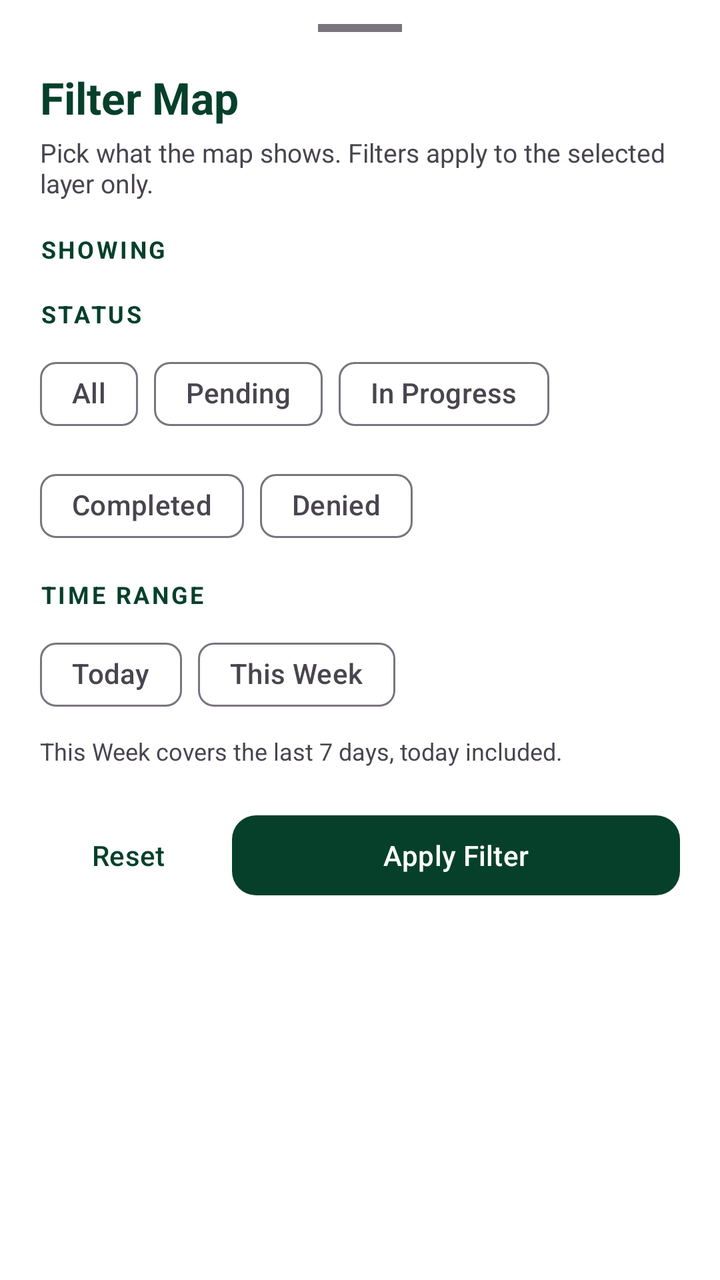
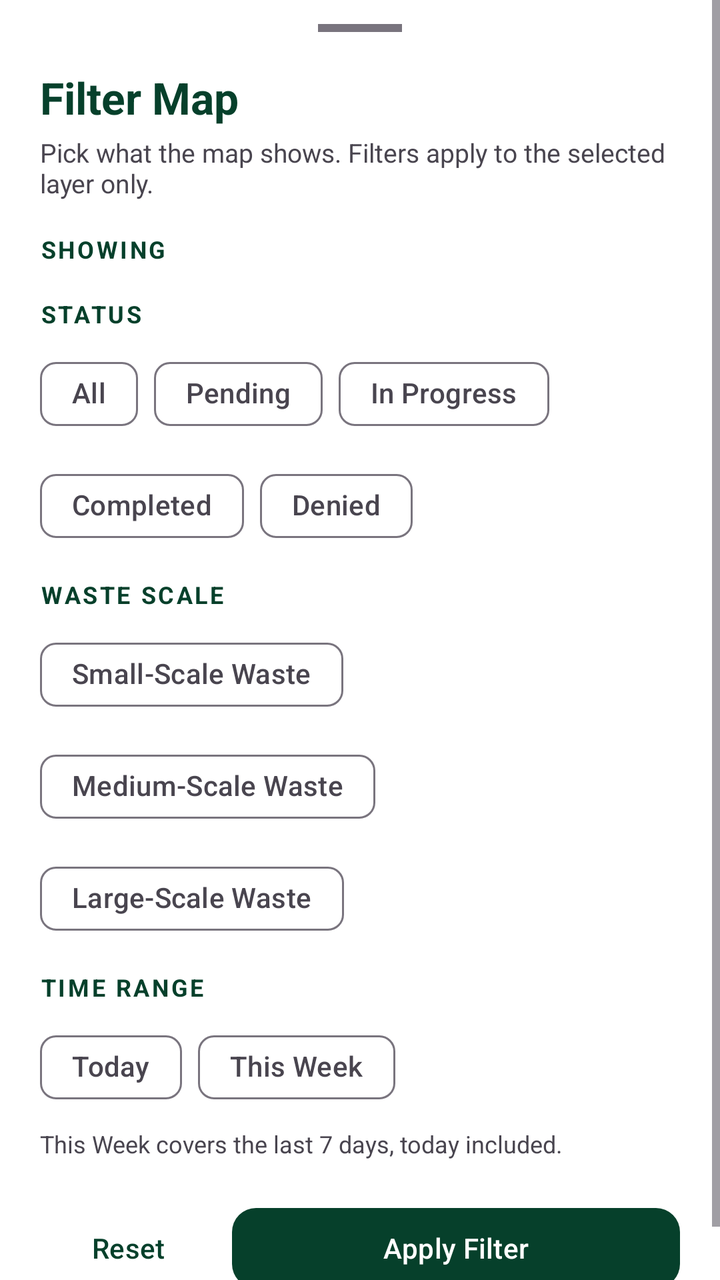

Compare the two renders of this Android layout. The source of the first and the diff that turns it into the second are given below.
<!-- AndroidManifest.xml: application theme Theme.MyEcoWatch1 -->
<!-- res/layout/dialog_map_filter.xml -->
<?xml version="1.0" encoding="utf-8"?>
<ScrollView xmlns:android="http://schemas.android.com/apk/res/android"
    xmlns:app="http://schemas.android.com/apk/res-auto"
    android:layout_width="match_parent"
    android:layout_height="wrap_content"
    android:background="?attr/colorSurface">

    <LinearLayout
        android:layout_width="match_parent"
        android:layout_height="wrap_content"
        android:orientation="vertical"
        android:paddingStart="20dp"
        android:paddingTop="12dp"
        android:paddingEnd="20dp"
        android:paddingBottom="20dp">

        <View
            android:layout_width="42dp"
            android:layout_height="4dp"
            android:layout_gravity="center_horizontal"
            android:background="?attr/colorOutline" />

        <TextView
            android:layout_width="match_parent"
            android:layout_height="wrap_content"
            android:layout_marginTop="18dp"
            android:text="Filter Map"
            android:textColor="?attr/colorOnSurface"
            android:textSize="22sp"
            android:textStyle="bold" />

        <TextView
            android:layout_width="match_parent"
            android:layout_height="wrap_content"
            android:layout_marginTop="4dp"
            android:text="Pick what the map shows. Filters apply to the selected layer only."
            android:textColor="?attr/colorOnSurfaceVariant"
            android:textSize="13sp" />

        
        <TextView
            android:layout_width="wrap_content"
            android:layout_height="wrap_content"
            android:layout_marginTop="16dp"
            android:letterSpacing="0.1"
            android:text="SHOWING"
            android:textColor="@color/green"
            android:textSize="12sp"
            android:textStyle="bold" />

        <com.google.android.material.chip.ChipGroup
            android:id="@+id/filterLayerGroup"
            android:layout_width="match_parent"
            android:layout_height="wrap_content"
            android:layout_marginTop="8dp"
            android:visibility="gone"
            app:selectionRequired="true"
            app:singleLine="true"
            app:singleSelection="true">

            <com.google.android.material.chip.Chip
                android:id="@+id/chipLayerReports"
                style="@style/Widget.Material3.Chip.Filter"
                android:layout_width="wrap_content"
                android:layout_height="wrap_content"
                android:text="Reports" />

        </com.google.android.material.chip.ChipGroup>

        <TextView
            android:layout_width="wrap_content"
            android:layout_height="wrap_content"
            android:layout_marginTop="16dp"
            android:letterSpacing="0.1"
            android:text="STATUS"
            android:textColor="@color/green"
            android:textSize="12sp"
            android:textStyle="bold" />

        <com.google.android.material.chip.ChipGroup
            android:id="@+id/filterStatusGroup"
            android:layout_width="match_parent"
            android:layout_height="wrap_content"
            android:layout_marginTop="8dp"
            app:selectionRequired="true"
            app:singleSelection="true">

            <com.google.android.material.chip.Chip
                android:id="@+id/chipFilterAll"
                style="@style/Widget.Material3.Chip.Filter"
                android:layout_width="wrap_content"
                android:layout_height="wrap_content"
                android:text="All" />

            <com.google.android.material.chip.Chip
                android:id="@+id/chipFilterPending"
                style="@style/Widget.Material3.Chip.Filter"
                android:layout_width="wrap_content"
                android:layout_height="wrap_content"
                android:text="Pending" />

            <com.google.android.material.chip.Chip
                android:id="@+id/chipFilterInProgress"
                style="@style/Widget.Material3.Chip.Filter"
                android:layout_width="wrap_content"
                android:layout_height="wrap_content"
                android:text="In Progress" />

            <com.google.android.material.chip.Chip
                android:id="@+id/chipFilterCompleted"
                style="@style/Widget.Material3.Chip.Filter"
                android:layout_width="wrap_content"
                android:layout_height="wrap_content"
                android:text="Completed" />

            
            <com.google.android.material.chip.Chip
                android:id="@+id/chipFilterDenied"
                style="@style/Widget.Material3.Chip.Filter"
                android:layout_width="wrap_content"
                android:layout_height="wrap_content"
                android:text="Denied" />

        </com.google.android.material.chip.ChipGroup>

        <TextView
            android:layout_width="wrap_content"
            android:layout_height="wrap_content"
            android:layout_marginTop="12dp"
            android:letterSpacing="0.1"
            android:text="TIME RANGE"
            android:textColor="@color/green"
            android:textSize="12sp"
            android:textStyle="bold" />

        <com.google.android.material.chip.ChipGroup
            android:id="@+id/filterTimeGroup"
            android:layout_width="match_parent"
            android:layout_height="wrap_content"
            android:layout_marginTop="8dp"
            app:singleSelection="true">

            <com.google.android.material.chip.Chip
                android:id="@+id/chipFilterToday"
                style="@style/Widget.Material3.Chip.Filter"
                android:layout_width="wrap_content"
                android:layout_height="wrap_content"
                android:text="Today" />

            <com.google.android.material.chip.Chip
                android:id="@+id/chipFilterThisWeek"
                style="@style/Widget.Material3.Chip.Filter"
                android:layout_width="wrap_content"
                android:layout_height="wrap_content"
                android:text="This Week" />

        </com.google.android.material.chip.ChipGroup>

        <TextView
            android:id="@+id/filterTimeHint"
            android:layout_width="match_parent"
            android:layout_height="wrap_content"
            android:layout_marginTop="6dp"
            android:text="This Week covers the last 7 days, today included."
            android:textColor="?attr/colorOnSurfaceVariant"
            android:textSize="12sp" />

        <LinearLayout
            android:layout_width="match_parent"
            android:layout_height="wrap_content"
            android:layout_marginTop="20dp"
            android:baselineAligned="false"
            android:orientation="horizontal">

            <com.google.android.material.button.MaterialButton
                android:id="@+id/btnResetFilter"
                style="@style/Widget.Material3.Button.TextButton"
                android:layout_width="wrap_content"
                android:layout_height="wrap_content"
                android:text="Reset"
                android:textAllCaps="false"
                android:textColor="@color/green"
                app:cornerRadius="12dp" />

            <com.google.android.material.button.MaterialButton
                android:id="@+id/btnApplyFilter"
                style="@style/Widget.Material3.Button"
                android:layout_width="0dp"
                android:layout_height="wrap_content"
                android:layout_marginStart="8dp"
                android:layout_weight="1"
                android:text="Apply Filter"
                android:textAllCaps="false"
                app:backgroundTint="@color/green"
                app:cornerRadius="12dp" />

        </LinearLayout>

    </LinearLayout>

</ScrollView>
<!-- resources referenced by this layout -->
<resources>
  <color name="green">#06402B</color>
  <style name="Theme.MyEcoWatch1" parent="Base.Theme.MyEcoWatch1" />
  <style name="Base.Theme.MyEcoWatch1" parent="Theme.Material3.DayNight.NoActionBar">
          
          <item name="colorPrimary">@color/green</item>
          <item name="colorOnPrimary">@color/white</item>
          <item name="colorSurface">@color/white</item>
          <item name="colorOnSurface">@color/green</item>
          <item name="colorOutlineVariant">#F0F0F0</item>
      </style>
  <color name="white">#FFFFFFFF</color>
</resources>

<!-- the commit's change to res/layout/dialog_map_filter.xml (unified diff, before → after) -->
@@ -128,6 +128,46 @@
             android:layout_height="wrap_content"
             android:layout_marginTop="12dp"
             android:letterSpacing="0.1"
+            android:text="WASTE SCALE"
+            android:textColor="@color/green"
+            android:textSize="12sp"
+            android:textStyle="bold" />
+
+        <com.google.android.material.chip.ChipGroup
+            android:id="@+id/filterWasteScaleGroup"
+            android:layout_width="match_parent"
+            android:layout_height="wrap_content"
+            android:layout_marginTop="8dp"
+            app:singleSelection="true">
+
+            <com.google.android.material.chip.Chip
+                android:id="@+id/chipSmallScaleWaste"
+                style="@style/Widget.Material3.Chip.Filter"
+                android:layout_width="wrap_content"
+                android:layout_height="wrap_content"
+                android:text="Small-Scale Waste" />
+
+            <com.google.android.material.chip.Chip
+                android:id="@+id/chipMediumScaleWaste"
+                style="@style/Widget.Material3.Chip.Filter"
+                android:layout_width="wrap_content"
+                android:layout_height="wrap_content"
+                android:text="Medium-Scale Waste" />
+
+            <com.google.android.material.chip.Chip
+                android:id="@+id/chipLargeScaleWaste"
+                style="@style/Widget.Material3.Chip.Filter"
+                android:layout_width="wrap_content"
+                android:layout_height="wrap_content"
+                android:text="Large-Scale Waste" />
+
+        </com.google.android.material.chip.ChipGroup>
+
+        <TextView
+            android:layout_width="wrap_content"
+            android:layout_height="wrap_content"
+            android:layout_marginTop="12dp"
+            android:letterSpacing="0.1"
             android:text="TIME RANGE"
             android:textColor="@color/green"
             android:textSize="12sp"
